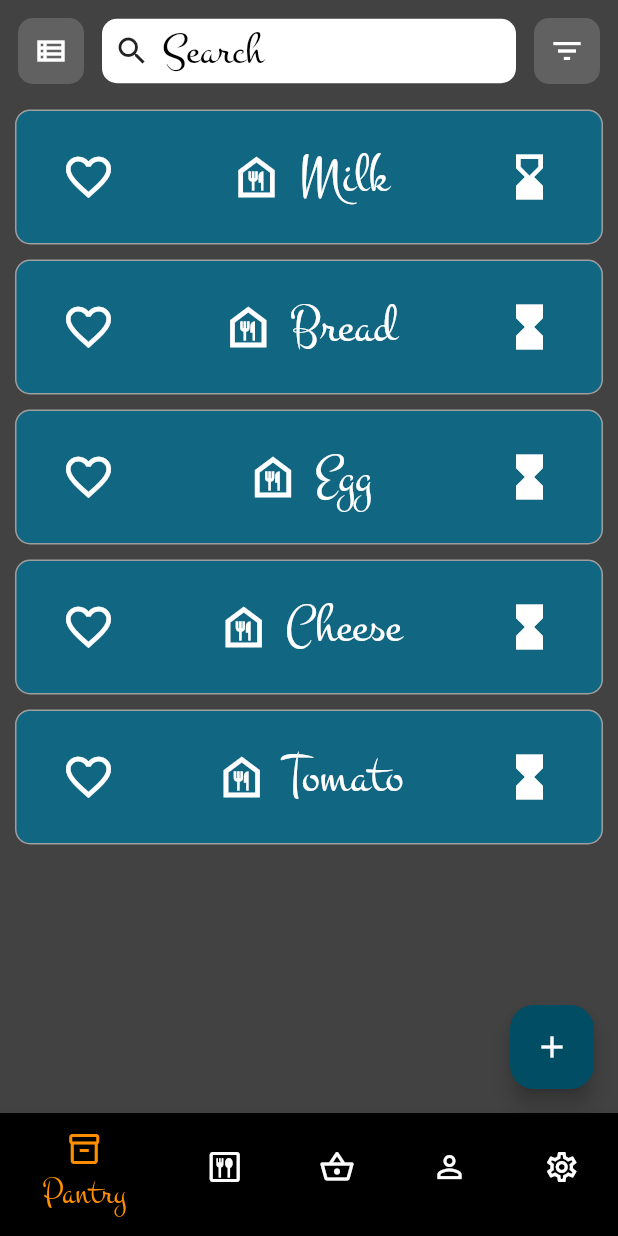
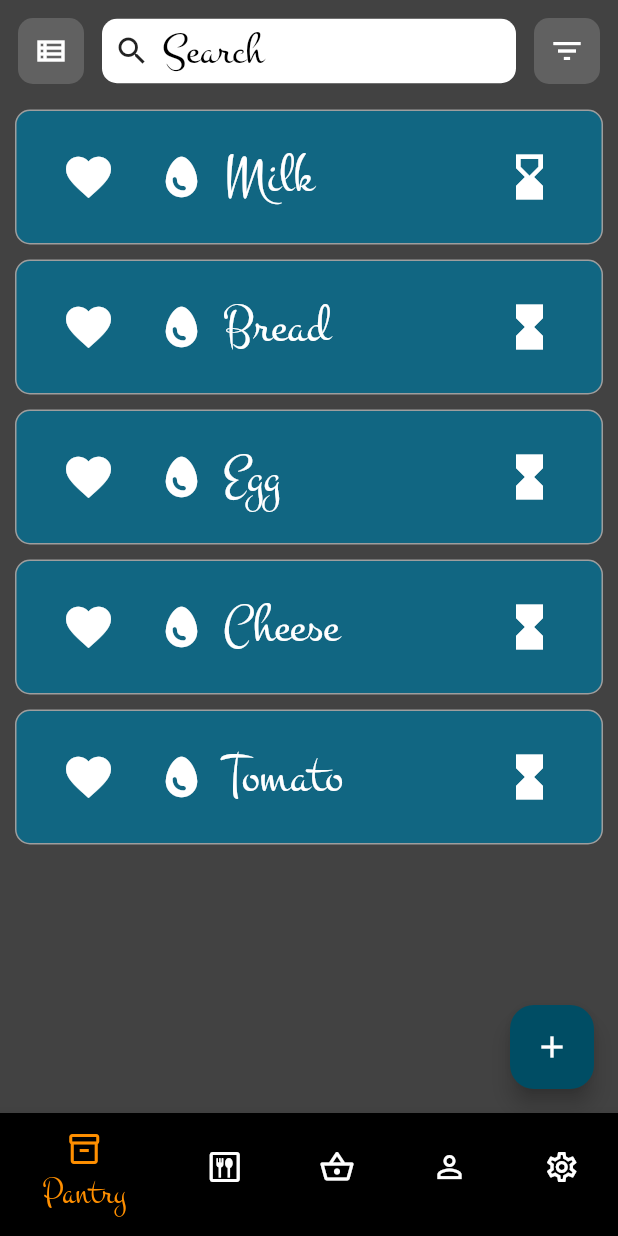
Before and after one commit to cryptoblivious/Edgar, a Flutter app: the screen it shows after launch, after a tap on "Milk", on a phone screen of 412 x 824 dp. Run offline on Flutter 3.47's test engine with Material 2 defaults, Android fonts, the phone set to English and light mode, and no system bars.

Commit message:
Pantry page now responsive to removal

```diff
--- a/lib/db_sim.dart
+++ b/lib/db_sim.dart
@@ -14,39 +14,51 @@ class DBSim {
 
     FoodProduct tomato = FoodProduct(
       name: 'Tomato',
-      iconData: Icons.food_bank_outlined,
+      iconData: Icons.egg,
       foodCategories: [FoodCategory.fruitNvegetable],
       diets: [Diet.vegan, Diet.vegetarian, Diet.glutenFree, Diet.omnivore, Diet.lactoVegetarian],
     );
     FoodProduct milk = FoodProduct(
       name: 'Milk',
-      iconData: Icons.food_bank_outlined,
+      iconData: Icons.egg,
       foodCategories: [FoodCategory.dairy],
       diets: [Diet.vegan, Diet.vegetarian, Diet.glutenFree, Diet.omnivore, Diet.lactoVegetarian],
     );
     FoodProduct bread = FoodProduct(
       name: 'Bread',
-      iconData: Icons.food_bank_outlined,
+      iconData: Icons.egg,
       foodCategories: [FoodCategory.grain],
       diets: [Diet.vegan, Diet.vegetarian, Diet.glutenFree, Diet.omnivore, Diet.lactoVegetarian],
     );
     FoodProduct egg = FoodProduct(
       name: 'Egg',
-      iconData: Icons.food_bank_outlined,
+      iconData: Icons.egg,
       foodCategories: [FoodCategory.egg],
       diets: [Diet.vegetarian, Diet.glutenFree, Diet.omnivore, Diet.lactoVegetarian],
     );
     FoodProduct cheese = FoodProduct(
       name: 'Cheese',
-      iconData: Icons.food_bank_outlined,
+      iconData: Icons.egg,
       foodCategories: [FoodCategory.dairy],
       diets: [Diet.vegetarian, Diet.glutenFree, Diet.omnivore, Diet.lactoVegetarian],
     );
+    FoodProduct chicken = FoodProduct(
+      name: 'Chicken',
+      iconData: Icons.egg,
+      foodCategories: [FoodCategory.meatNPoultry],
+      diets: [Diet.omnivore, Diet.carnivore],
+    );
+    FoodProduct beef = FoodProduct(
+      name: 'Beef',
+      iconData: Icons.egg,
+      foodCategories: [FoodCategory.meatNPoultry],
+      diets: [Diet.omnivore, Diet.carnivore],
+    );
 
-    user!.pantry.add(PantryItem(foodProduct: milk, isStaple: true));
-    user!.pantry.add(PantryItem(foodProduct: bread, isStaple: true));
-    user!.pantry.add(PantryItem(foodProduct: egg, isStaple: true));
-    user!.pantry.add(PantryItem(foodProduct: cheese, isStaple: true));
-    user!.pantry.add(PantryItem(foodProduct: tomato, isStaple: false));
+    user!.pantry.items.add(PantryItem(foodProduct: milk, isStaple: true));
+    user!.pantry.items.add(PantryItem(foodProduct: bread, isStaple: true));
+    user!.pantry.items.add(PantryItem(foodProduct: egg, isStaple: true));
+    user!.pantry.items.add(PantryItem(foodProduct: cheese, isStaple: true));
+    user!.pantry.items.add(PantryItem(foodProduct: tomato, isStaple: true));
   }
 }
--- a/lib/diet.dart
+++ b/lib/diet.dart
@@ -16,11 +16,7 @@ enum Diet {
   ovoVegetarian,
   paleo,
   pescatarian,
-  primal,
   raw,
-  southBeach,
   vegan,
   vegetarian,
-  whole30,
-  zone,
 }
--- /dev/null
+++ b/lib/pantry.dart
@@ -0,0 +1,16 @@
+import 'pantry_item.dart';
+import 'stock_level.dart';
+
+class Pantry {
+  List<PantryItem> items = [];
+
+  void handleItemChanged(PantryItem item) {
+    int index = items.indexOf(item);
+    if (index != -1) {
+      if (!item.isStaple && item.stockLevel == StockLevel.outOfStock) {
+        print('Removing item from pantry');
+        items.remove(item);
+      }
+    }
+  }
+}
--- a/lib/pantry_item.dart
+++ b/lib/pantry_item.dart
@@ -1,15 +1,19 @@
 import 'food_product.dart';
-
-enum StockLevel { inStock, runningLow, outOfStock }
+import 'stock_level.dart';
 
 class PantryItem {
   FoodProduct foodProduct;
-  bool
-      isStaple; // Staple items are not removed from the pantry when they are used up
+  bool isStaple; // Staple items are not removed from the pantry when they are used up
   StockLevel stockLevel;
 
-  PantryItem(
-      {required this.foodProduct,
-      required this.isStaple,
-      this.stockLevel = StockLevel.inStock});
+  PantryItem({required this.foodProduct, required this.isStaple, this.stockLevel = StockLevel.inStock});
+
+  Map<String, dynamic> vars() {
+    Map<String, dynamic> variables = {
+      'name': foodProduct.name,
+      'isStaple': isStaple,
+      'stockLevel': stockLevel,
+    };
+    return variables;
+  }
 }
--- a/lib/pantry_item_card.dart
+++ b/lib/pantry_item_card.dart
@@ -1,33 +1,52 @@
 import 'package:flutter/material.dart';
 
+import 'pantry_item.dart';
+import 'stock_level.dart';
+
 class PantryItemCard extends StatefulWidget {
-  const PantryItemCard(
-      {super.key, required this.productName, required this.productType});
+  const PantryItemCard({super.key, required this.pantryItem, required this.onItemChanged});
 
-  final String productName;
-  final IconData productType;
+  final PantryItem pantryItem;
+  final Function(PantryItem) onItemChanged;
 
   @override
   State<PantryItemCard> createState() => _PantryItemCardState();
 }
 
 class _PantryItemCardState extends State<PantryItemCard> {
-  List<IconData> stockLevelIcons = [
-    Icons.hourglass_full,
-    Icons.hourglass_bottom,
-    Icons.hourglass_empty,
-  ];
+  PantryItem get pantryItem => widget.pantryItem;
+  Function(PantryItem) get onItemChanged => widget.onItemChanged;
+
+  Map<StockLevel, IconData> stockLevelIcons = {
+    StockLevel.inStock: Icons.hourglass_full,
+    StockLevel.runningLow: Icons.hourglass_bottom,
+    StockLevel.outOfStock: Icons.hourglass_empty
+  };
 
   List<IconData> isStapleIcons = [
     Icons.favorite_border,
     Icons.favorite,
   ];
 
-  void _rotateIconList(List<IconData> iconList) {
+  void _handleItemChanged(String variable) {
     setState(() {
-      //make it so the second icon is the first icon, and the first icon is the last icon
-      iconList.add(iconList.removeAt(0));
+      if (variable == 'isStaple') {
+        pantryItem.isStaple = !pantryItem.isStaple;
+      } else if (variable == 'stockLevel') {
+        switch (pantryItem.stockLevel) {
+          case StockLevel.inStock:
+            pantryItem.stockLevel = StockLevel.runningLow;
+            break;
+          case StockLevel.runningLow:
+            pantryItem.stockLevel = StockLevel.outOfStock;
+            break;
+          case StockLevel.outOfStock:
+            pantryItem.stockLevel = StockLevel.inStock;
+            break;
+        }
+      }
     });
+    onItemChanged(pantryItem);
   }
 
   @override
@@ -48,23 +67,26 @@ class _PantryItemCardState extends State<PantryItemCard> {
         vertical: 10,
       ),
       child: TextButton(
-        onPressed: () => _rotateIconList(stockLevelIcons),
+        onPressed: () => _handleItemChanged('stockLevel'),
         child: Row(
           mainAxisAlignment: MainAxisAlignment.spaceBetween,
           children: [
             IconButton(
-              icon: Icon(isStapleIcons[0]),
-              onPressed: () => _rotateIconList(isStapleIcons),
+              icon: Icon(isStapleIcons[pantryItem.isStaple ? 1 : 0]),
+              onPressed: () => _handleItemChanged('isStaple'),
               color: Theme.of(context).colorScheme.onPrimary,
               iconSize: 36,
             ),
-            Row(
+            const SizedBox(
+              width: 18,
+            ),
+            Expanded(
+              child: Row(
                 children: [
-                Icon(widget.productType,
-                    color: Theme.of(context).colorScheme.onPrimary, size: 36),
+                  Icon(pantryItem.foodProduct.iconData, color: Theme.of(context).colorScheme.onPrimary, size: 36),
                   const SizedBox(width: 10),
                   Text(
-                  widget.productName,
+                    pantryItem.foodProduct.name,
                     style: TextStyle(
                       fontSize: 36,
                       color: Theme.of(context).colorScheme.onPrimary,
@@ -72,9 +94,10 @@ class _PantryItemCardState extends State<PantryItemCard> {
                   ),
                 ],
               ),
+            ),
             IconButton(
-              icon: Icon(stockLevelIcons[0]),
-              onPressed: () => _rotateIconList(stockLevelIcons),
+              icon: Icon(stockLevelIcons[pantryItem.stockLevel]),
+              onPressed: () => _handleItemChanged('stockLevel'),
               color: Theme.of(context).colorScheme.onPrimary,
               iconSize: 36,
             ),
--- a/lib/pantry_page.dart
+++ b/lib/pantry_page.dart
@@ -1,6 +1,7 @@
 import 'package:flutter/material.dart';
 
 import 'pantry_item_card.dart';
+import 'pantry_item.dart';
 import 'db_sim.dart';
 import 'user.dart';
 
@@ -21,6 +22,12 @@ class _PantryPageState extends State<PantryPage> {
     });
   }
 
+  void _handlePantryItemChanged(PantryItem pantryItem) {
+    setState(() {
+      user.pantry.handleItemChanged(pantryItem);
+    });
+  }
+
   @override
   Widget build(BuildContext context) {
     return Scaffold(
@@ -38,21 +45,15 @@ class _PantryPageState extends State<PantryPage> {
                           color: Colors.white,
                           onPressed: () {},
                           style: ButtonStyle(
-                              padding: MaterialStateProperty.all(
-                                  const EdgeInsets.all(10)),
-                              backgroundColor: MaterialStateColor.resolveWith(
-                                  (states) => Colors.grey[700]!),
-                              shape: MaterialStateProperty.all<
-                                      RoundedRectangleBorder>(
-                                  RoundedRectangleBorder(
+                              padding: MaterialStateProperty.all(const EdgeInsets.all(10)),
+                              backgroundColor: MaterialStateColor.resolveWith((states) => Colors.grey[700]!),
+                              shape: MaterialStateProperty.all<RoundedRectangleBorder>(RoundedRectangleBorder(
                                 borderRadius: BorderRadius.circular(10),
                               ))))),
                   Expanded(
                     child: Container(
                       margin: const EdgeInsets.all(10),
-                      decoration: BoxDecoration(
-                          color: Colors.white,
-                          borderRadius: BorderRadius.circular(10)),
+                      decoration: BoxDecoration(color: Colors.white, borderRadius: BorderRadius.circular(10)),
                       child: const Row(
                         children: [
                           Padding(
@@ -75,13 +76,9 @@ class _PantryPageState extends State<PantryPage> {
                           color: Colors.white,
                           onPressed: () {},
                           style: ButtonStyle(
-                              padding: MaterialStateProperty.all(
-                                  const EdgeInsets.all(10)),
-                              backgroundColor: MaterialStateColor.resolveWith(
-                                  (states) => Colors.grey[700]!),
-                              shape: MaterialStateProperty.all<
-                                      RoundedRectangleBorder>(
-                                  RoundedRectangleBorder(
+                              padding: MaterialStateProperty.all(const EdgeInsets.all(10)),
+                              backgroundColor: MaterialStateColor.resolveWith((states) => Colors.grey[700]!),
+                              shape: MaterialStateProperty.all<RoundedRectangleBorder>(RoundedRectangleBorder(
                                 borderRadius: BorderRadius.circular(10),
                               ))))),
                 ],
@@ -89,10 +86,10 @@ class _PantryPageState extends State<PantryPage> {
               Expanded(
                 child: ListView(
                   children: [
-                    ...user.pantry.map((pantryItem) {
+                    ...user.pantry.items.map((pantryItem) {
                       return PantryItemCard(
-                        productName: pantryItem.foodProduct.name,
-                        productType: pantryItem.foodProduct.iconData,
+                        pantryItem: pantryItem,
+                        onItemChanged: _handlePantryItemChanged,
                       );
                     }).toList(),
                   ],
@@ -116,26 +113,11 @@ class _PantryPageState extends State<PantryPage> {
           selectedFontSize: 24,
           landscapeLayout: BottomNavigationBarLandscapeLayout.centered,
           items: const <BottomNavigationBarItem>[
-            BottomNavigationBarItem(
-                icon: Icon(Icons.inventory_2_outlined),
-                label: 'Pantry',
-                backgroundColor: Colors.black),
-            BottomNavigationBarItem(
-                icon: Icon(Icons.dining_outlined),
-                label: 'Recipes',
-                backgroundColor: Colors.black),
-            BottomNavigationBarItem(
-                icon: Icon(Icons.shopping_basket_outlined),
-                label: 'Groceries',
-                backgroundColor: Colors.black),
-            BottomNavigationBarItem(
-                icon: Icon(Icons.person_outline),
-                label: 'Profile',
-                backgroundColor: Colors.black),
-            BottomNavigationBarItem(
-                icon: Icon(Icons.settings_outlined),
-                label: 'Settings',
-                backgroundColor: Colors.black),
+            BottomNavigationBarItem(icon: Icon(Icons.inventory_2_outlined), label: 'Pantry', backgroundColor: Colors.black),
+            BottomNavigationBarItem(icon: Icon(Icons.dining_outlined), label: 'Recipes', backgroundColor: Colors.black),
+            BottomNavigationBarItem(icon: Icon(Icons.shopping_basket_outlined), label: 'Groceries', backgroundColor: Colors.black),
+            BottomNavigationBarItem(icon: Icon(Icons.person_outline), label: 'Profile', backgroundColor: Colors.black),
+            BottomNavigationBarItem(icon: Icon(Icons.settings_outlined), label: 'Settings', backgroundColor: Colors.black),
           ],
         ));
   }
--- /dev/null
+++ b/lib/stock_level.dart
@@ -0,0 +1 @@
+enum StockLevel { inStock, runningLow, outOfStock }
--- a/lib/user.dart
+++ b/lib/user.dart
@@ -1,9 +1,9 @@
 import 'food_product.dart';
-import 'pantry_item.dart';
+import 'pantry.dart';
 import 'recipe.dart';
 
 class User {
-  List<PantryItem> pantry = [];
+  Pantry pantry = Pantry();
   List<Recipe> recipeBook = [];
   List<FoodProduct> watchList = [];
   List<FoodProduct> shoppingList = [];
```
Also changed, not shown: lib/pantry_search_item_card.dart (+4 -13 lines). Lines whose indentation alone changed are shown as unchanged.
